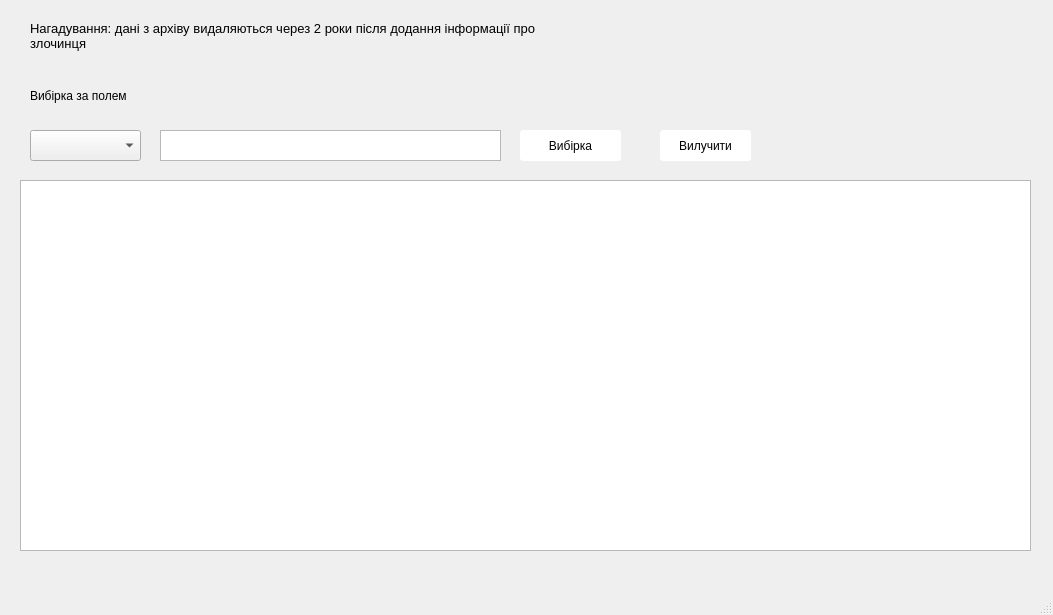
The window that app/gui/archive.ui (ValRudyka/courseprogram) describes before a commit, drawn with Qt 5.
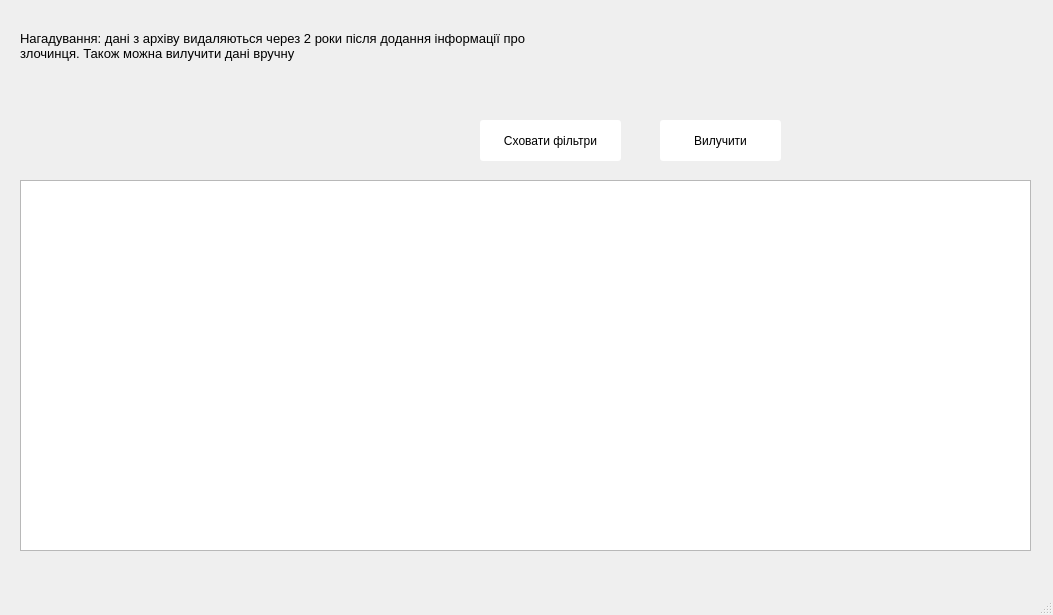
The same window after the commit.

Commit message: update archive view ui

The edit to the form file:
```diff
--- a/app/gui/archive.ui
+++ b/app/gui/archive.ui
@@ -21,35 +21,6 @@
     border-radius: 3px;
 }</string>
    </property>
-   <widget class="QLabel" name="label">
-    <property name="geometry">
-     <rect>
-      <x>30</x>
-      <y>80</y>
-      <width>131</width>
-      <height>31</height>
-     </rect>
-    </property>
-    <property name="font">
-     <font>
-      <family>Segoe UI</family>
-      <pointsize>9</pointsize>
-     </font>
-    </property>
-    <property name="text">
-     <string>Вибірка за полем</string>
-    </property>
-   </widget>
-   <widget class="QComboBox" name="comboBox">
-    <property name="geometry">
-     <rect>
-      <x>30</x>
-      <y>130</y>
-      <width>111</width>
-      <height>31</height>
-     </rect>
-    </property>
-   </widget>
    <widget class="QTableWidget" name="tableWidget">
     <property name="geometry">
      <rect>
@@ -64,43 +35,33 @@
     <property name="geometry">
      <rect>
       <x>660</x>
-      <y>130</y>
-      <width>91</width>
-      <height>31</height>
+      <y>120</y>
+      <width>121</width>
+      <height>41</height>
      </rect>
     </property>
     <property name="text">
      <string>Вилучити</string>
     </property>
    </widget>
-   <widget class="QTextEdit" name="textEdit">
-    <property name="geometry">
-     <rect>
-      <x>160</x>
-      <y>130</y>
-      <width>341</width>
-      <height>31</height>
-     </rect>
-    </property>
-   </widget>
    <widget class="QPushButton" name="pushButton_6">
     <property name="geometry">
      <rect>
-      <x>520</x>
-      <y>130</y>
-      <width>101</width>
-      <height>31</height>
+      <x>480</x>
+      <y>120</y>
+      <width>141</width>
+      <height>41</height>
      </rect>
     </property>
     <property name="text">
-     <string>Вибірка</string>
+     <string>Сховати фільтри</string>
     </property>
    </widget>
    <widget class="QLabel" name="label_3">
     <property name="geometry">
      <rect>
-      <x>30</x>
-      <y>0</y>
+      <x>20</x>
+      <y>10</y>
       <width>541</width>
       <height>71</height>
      </rect>
@@ -112,7 +73,7 @@
      </font>
     </property>
     <property name="text">
-     <string>Нагадування: дані з архіву видаляються через 2 роки після додання інформації про злочинця </string>
+     <string>Нагадування: дані з архіву видаляються через 2 роки після додання інформації про злочинця. Також можна вилучити дані вручну </string>
     </property>
     <property name="wordWrap">
      <bool>true</bool>
```
The commit also changes 1 other file.
